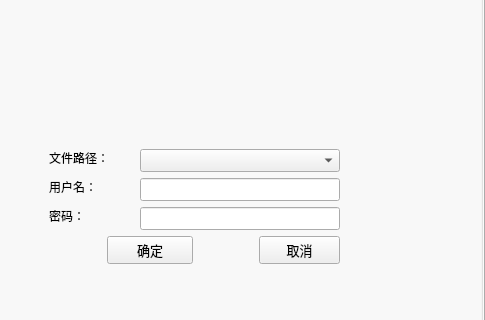
Before: the Qt Designer form mediaoption/mediaoption.ui in h1846458/mediaoption, drawn with Qt 5; both pictures show x 935 to 1420 and y 172 to 492 of the 1420 by 737 pixel window.
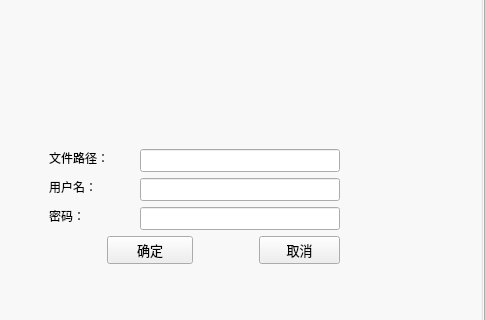
After: the same form once the commit is applied. The open tabs and pages were chosen to show the change. Icons and pictures are not drawn.

```diff
--- a/mediaoption/mediaoption.ui
+++ b/mediaoption/mediaoption.ui
@@ -1314,9 +1314,6 @@
                </property>
               </widget>
              </item>
-             <item row="0" column="2" colspan="3">
-              <widget class="QComboBox" name="comboBox_4"/>
-             </item>
              <item row="1" column="0" colspan="2">
               <widget class="QLineEdit" name="lineEdit_18">
                <property name="styleSheet">
@@ -1391,6 +1388,9 @@
                </property>
               </widget>
              </item>
+             <item row="0" column="2" colspan="3">
+              <widget class="QLineEdit" name="lineEdit"/>
+             </item>
             </layout>
            </item>
            <item row="1" column="2">
```
